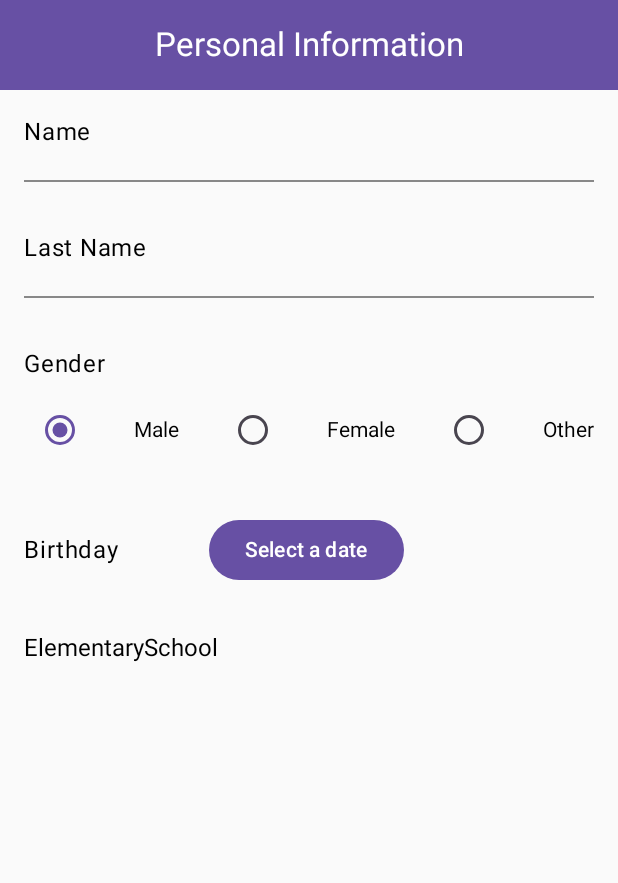
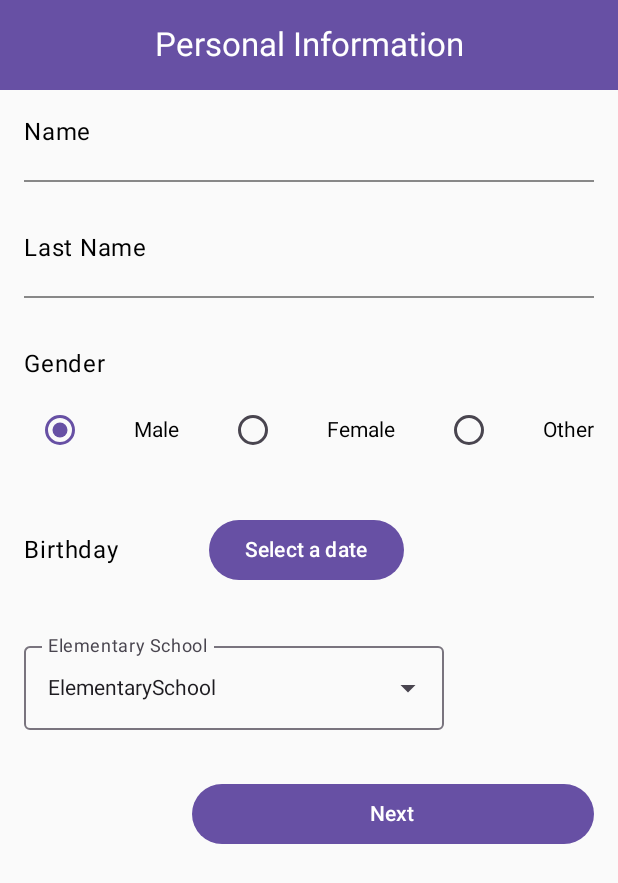
Before and after one commit to GrajalesU/LabsCM20232-Gr09, an Android app built with Jetpack Compose: the screen it shows after launch (MainActivity), on a phone screen of 412 x 824 dp. Shown: the top 883 px of the screen. Run offline under Robolectric (Android 15) with nearby library versions, the phone set to English and light mode, and no system bars.

Commit message:
Add non functional first form

```diff
--- /dev/null
+++ b/Lab1-UI/src/main/java/co/edu/udea/compumovil/gr09_20232/lab1/BirthdaySelector.kt
@@ -0,0 +1,28 @@
+package co.edu.udea.compumovil.gr09_20232.lab1
+
+import androidx.compose.foundation.layout.Row
+import androidx.compose.foundation.layout.Spacer
+import androidx.compose.foundation.layout.fillMaxWidth
+import androidx.compose.foundation.layout.padding
+import androidx.compose.foundation.layout.width
+import androidx.compose.material3.MaterialTheme
+import androidx.compose.material3.Text
+import androidx.compose.runtime.Composable
+import androidx.compose.ui.Alignment
+import androidx.compose.ui.Modifier
+import androidx.compose.ui.unit.dp
+import co.edu.udea.compumovil.gr09_20232.lab1.CustomDatePicker
+
+@Composable
+fun BirthdaySelector() {
+    Row(
+        modifier = Modifier
+            .fillMaxWidth()
+            .padding(16.dp),
+        verticalAlignment = Alignment.CenterVertically,
+    ) {
+        Text(text = "Birthday", style = MaterialTheme.typography.bodyLarge)
+        Spacer(modifier = Modifier.width(60.dp))
+        CustomDatePicker("Select a date")
+    }
+}
--- a/Lab1-UI/src/main/java/co/edu/udea/compumovil/gr09_20232/lab1/DatePicker.kt
+++ b/Lab1-UI/src/main/java/co/edu/udea/compumovil/gr09_20232/lab1/DatePicker.kt
@@ -1,5 +1,6 @@
 package co.edu.udea.compumovil.gr09_20232.lab1
 
+import android.annotation.SuppressLint
 import android.app.DatePickerDialog
 import android.widget.DatePicker
 import androidx.compose.material3.Button
@@ -15,6 +16,7 @@ import androidx.compose.ui.graphics.Color
 
 
 
+@SuppressLint("SuspiciousIndentation")
 @Composable
 fun CustomDatePicker(text: String){
     val mContext = LocalContext.current
--- /dev/null
+++ b/Lab1-UI/src/main/java/co/edu/udea/compumovil/gr09_20232/lab1/EducationLevelDropDown.kt
@@ -0,0 +1,76 @@
+package co.edu.udea.compumovil.gr09_20232.lab1
+
+import androidx.compose.foundation.layout.Column
+import androidx.compose.foundation.layout.fillMaxSize
+import androidx.compose.foundation.layout.fillMaxWidth
+import androidx.compose.foundation.layout.padding
+import androidx.compose.material.icons.Icons
+import androidx.compose.material.icons.filled.ArrowDropDown
+import androidx.compose.material3.DropdownMenu
+import androidx.compose.material3.DropdownMenuItem
+import androidx.compose.material3.ExperimentalMaterial3Api
+import androidx.compose.material3.Icon
+import androidx.compose.material3.IconButton
+import androidx.compose.material3.MaterialTheme
+import androidx.compose.material3.MenuDefaults
+import androidx.compose.material3.OutlinedTextField
+import androidx.compose.material3.Text
+import androidx.compose.runtime.Composable
+import androidx.compose.runtime.getValue
+import androidx.compose.runtime.mutableStateOf
+import androidx.compose.runtime.remember
+import androidx.compose.runtime.setValue
+import androidx.compose.ui.Modifier
+import androidx.compose.ui.unit.dp
+
+enum class EducationLevel {
+    ElementarySchool,
+    MiddleSchool,
+    HighSchool,
+    College,
+    University
+}
+
+@OptIn(ExperimentalMaterial3Api::class)
+@Composable
+fun EducationLevelDropDown() {
+    var expanded by remember { mutableStateOf(false) }
+    var selectedItem by remember { mutableStateOf(EducationLevel.ElementarySchool.name) }
+    val items = EducationLevel.values().toList()
+
+    Column(
+        modifier = Modifier.fillMaxSize().padding(16.dp)
+    ) {
+        OutlinedTextField(
+            value = selectedItem,
+            onValueChange = { selectedItem = it },
+            readOnly = true,
+            label = { Text("Elementary School") },
+            trailingIcon = {
+                IconButton(onClick = { expanded = true }) {
+                    Icon(imageVector = Icons.Default.ArrowDropDown, contentDescription = null)
+                }
+            }
+        )
+
+        DropdownMenu(
+            expanded = expanded,
+            onDismissRequest = { expanded = false },
+            modifier = Modifier.fillMaxWidth()
+        ) {
+            items.forEach { item ->
+                DropdownMenuItem(
+                    onClick = {
+                        selectedItem = item.name
+                        expanded = false
+                    },
+                    text = { Text(item.name) },
+                    colors = MenuDefaults.itemColors(
+                        textColor = MaterialTheme.colorScheme.primary,
+                    )
+
+                )
+            }
+        }
+    }
+}
--- /dev/null
+++ b/Lab1-UI/src/main/java/co/edu/udea/compumovil/gr09_20232/lab1/FormElement.kt
@@ -0,0 +1,86 @@
+package co.edu.udea.compumovil.gr09_20232.lab1
+
+import androidx.compose.foundation.background
+import androidx.compose.foundation.layout.Column
+import androidx.compose.foundation.layout.Spacer
+import androidx.compose.foundation.layout.fillMaxWidth
+import androidx.compose.foundation.layout.height
+import androidx.compose.foundation.layout.padding
+import androidx.compose.foundation.text.BasicTextField
+import androidx.compose.foundation.text.KeyboardOptions
+import androidx.compose.material3.LocalContentColor
+import androidx.compose.material3.LocalTextStyle
+import androidx.compose.material3.MaterialTheme
+import androidx.compose.material3.Text
+import androidx.compose.runtime.Composable
+import androidx.compose.runtime.getValue
+import androidx.compose.runtime.mutableStateOf
+import androidx.compose.runtime.remember
+import androidx.compose.runtime.setValue
+import androidx.compose.ui.Modifier
+import androidx.compose.ui.graphics.Color
+import androidx.compose.ui.text.TextStyle
+import androidx.compose.ui.text.input.KeyboardType
+import androidx.compose.ui.unit.dp
+
+enum class InputType {
+    Text,
+    Number,
+    Email,
+    Password
+}
+@Composable
+fun FormElement(label: String, inputType: InputType = InputType.Text) {
+    var text by remember { mutableStateOf("") }
+
+    Column(
+        modifier = Modifier
+            .fillMaxWidth()
+            .padding(16.dp)
+    ) {
+        Text(text = label, style = MaterialTheme.typography.bodyLarge)
+        BasicTextField(
+            value = text,
+            onValueChange = { newText -> text = newText },
+            modifier = Modifier
+                .fillMaxWidth()
+                .padding(top = 4.dp)
+            ,
+            keyboardOptions = KeyboardOptions.Default.copy(
+                keyboardType = when (inputType) {
+                    InputType.Text -> KeyboardType.Text
+                    InputType.Number -> KeyboardType.Number
+                    InputType.Email -> KeyboardType.Email
+                    InputType.Password -> KeyboardType.Password
+                }
+            ),
+            textStyle = LocalTextStyle.current.copy(
+                color = LocalContentColor.current
+            ),
+            decorationBox = { innerTextField ->
+                BasicTextField(
+                    value = text,
+                    onValueChange = { newText ->
+                        if (inputType == InputType.Password) {
+                            // Mask the password input
+                            text = "*".repeat(newText.length)
+                        } else {
+                            text = newText
+                        }
+                    },
+                    textStyle = TextStyle(color = MaterialTheme.colorScheme.primary),
+                    modifier = Modifier
+                        .fillMaxWidth()
+                ) {
+                    innerTextField()
+                }
+            }
+        )
+        Spacer(
+            modifier = Modifier
+                .fillMaxWidth()
+                .height(1.dp)
+                .background(Color.Gray)
+        )
+    }
+}
--- /dev/null
+++ b/Lab1-UI/src/main/java/co/edu/udea/compumovil/gr09_20232/lab1/GenderSelector.kt
@@ -0,0 +1,74 @@
+package co.edu.udea.compumovil.gr09_20232.lab1
+
+import androidx.compose.foundation.layout.Arrangement
+import androidx.compose.foundation.layout.Column
+import androidx.compose.foundation.layout.Row
+import androidx.compose.foundation.layout.Spacer
+import androidx.compose.foundation.layout.fillMaxWidth
+import androidx.compose.foundation.layout.height
+import androidx.compose.foundation.layout.padding
+import androidx.compose.material3.MaterialTheme
+import androidx.compose.material3.RadioButton
+import androidx.compose.material3.RadioButtonDefaults
+import androidx.compose.material3.Text
+import androidx.compose.runtime.Composable
+import androidx.compose.runtime.getValue
+import androidx.compose.runtime.mutableStateOf
+import androidx.compose.runtime.remember
+import androidx.compose.runtime.setValue
+import androidx.compose.ui.Alignment
+import androidx.compose.ui.Modifier
+import androidx.compose.ui.unit.dp
+
+enum class Gender {
+    Male,
+    Female,
+    Other
+}
+
+@Composable
+fun GenderSelector() {
+    var selectedGender by remember { mutableStateOf(Gender.Male) }
+    Column(
+        modifier = Modifier
+            .fillMaxWidth()
+            .padding(16.dp)
+    ) {
+        Text(text = "Gender", style = MaterialTheme.typography.bodyLarge)
+
+        Spacer(modifier = Modifier.height(8.dp))
+
+        Row(
+            modifier = Modifier.fillMaxWidth(),
+            horizontalArrangement = Arrangement.SpaceBetween,
+            verticalAlignment = Alignment.CenterVertically,
+        ) {
+            RadioButton(
+                selected = selectedGender == Gender.Male,
+                onClick = { selectedGender = Gender.Male },
+                colors = RadioButtonDefaults.colors(
+                    selectedColor = MaterialTheme.colorScheme.primary
+                )
+            )
+            Text(text = "Male")
+
+            RadioButton(
+                selected = selectedGender == Gender.Female,
+                onClick = { selectedGender = Gender.Female },
+                colors = RadioButtonDefaults.colors(
+                    selectedColor = MaterialTheme.colorScheme.primary
+                )
+            )
+            Text(text = "Female")
+
+            RadioButton(
+                selected = selectedGender == Gender.Other,
+                onClick = { selectedGender = Gender.Other },
+                colors = RadioButtonDefaults.colors(
+                    selectedColor = MaterialTheme.colorScheme.primary
+                )
+            )
+            Text(text = "Other")
+        }
+    }
+}
--- /dev/null
+++ b/Lab1-UI/src/main/java/co/edu/udea/compumovil/gr09_20232/lab1/HeaderWithTitle.kt
@@ -0,0 +1,32 @@
+package co.edu.udea.compumovil.gr09_20232.lab1
+
+
+import androidx.compose.foundation.background
+import androidx.compose.foundation.layout.Column
+import androidx.compose.foundation.layout.fillMaxWidth
+import androidx.compose.foundation.layout.padding
+import androidx.compose.material3.MaterialTheme
+import androidx.compose.material3.Text
+import androidx.compose.runtime.Composable
+import androidx.compose.ui.Alignment
+import androidx.compose.ui.Modifier
+import androidx.compose.ui.graphics.Color
+import androidx.compose.ui.unit.dp
+
+@Composable
+fun HeaderWithTitle(title: String) {
+    Column(
+        modifier = Modifier
+            .fillMaxWidth()
+            .background(MaterialTheme.colorScheme.primary)
+            .padding(16.dp)
+    ) {
+        Text(
+            text = title,
+            style = MaterialTheme.typography.titleLarge,
+            color = Color.White,
+            modifier = Modifier
+                .align(Alignment.CenterHorizontally)
+        )
+    }
+}
--- a/Lab1-UI/src/main/java/co/edu/udea/compumovil/gr09_20232/lab1/MainActivity.kt
+++ b/Lab1-UI/src/main/java/co/edu/udea/compumovil/gr09_20232/lab1/MainActivity.kt
@@ -4,13 +4,11 @@ import android.os.Bundle
 import androidx.activity.ComponentActivity
 import androidx.activity.compose.setContent
 import androidx.compose.foundation.background
-import androidx.compose.foundation.clickable
 import androidx.compose.foundation.layout.Column
 import androidx.compose.foundation.layout.Row
 import androidx.compose.foundation.layout.fillMaxWidth
 import androidx.compose.foundation.layout.padding
-import androidx.compose.material3.MaterialTheme
-import androidx.compose.material3.Text
+import androidx.compose.material3.*
 import androidx.compose.runtime.Composable
 import androidx.compose.runtime.mutableStateOf
 import androidx.compose.runtime.remember
@@ -21,11 +19,14 @@ import androidx.compose.ui.unit.dp
 import androidx.compose.foundation.layout.*
 import androidx.compose.foundation.text.BasicTextField
 import androidx.compose.foundation.text.KeyboardOptions
-import androidx.compose.material3.*
+import androidx.compose.material.icons.Icons
+import androidx.compose.material.icons.filled.ArrowDropDown
 import androidx.compose.runtime.*
 import androidx.compose.ui.text.TextStyle
 import androidx.compose.ui.text.input.KeyboardType
-import androidx.compose.ui.unit.sp
+import androidx.compose.foundation.layout.fillMaxSize
+import androidx.compose.foundation.rememberScrollState
+import androidx.compose.foundation.verticalScroll
 
 
 class MainActivity : ComponentActivity() {
@@ -38,220 +39,25 @@ class MainActivity : ComponentActivity() {
 
 @Composable
 fun MainContent(){
-    Column{
+    Column(modifier = Modifier.verticalScroll(rememberScrollState()).fillMaxHeight()){
         HeaderWithTitle(title = "Personal Information")
         FormElement(label = "Name", inputType = InputType.Text)
         FormElement(label = "Last Name", inputType = InputType.Text)
         GenderSelector()
         BirthdaySelector()
-        EducationLevelSpinner()
-    }
-
-}
-}
-
-@Composable
-fun HeaderWithTitle(title: String) {
-    Column(
-        modifier = Modifier
-            .fillMaxWidth()
-            .background(MaterialTheme.colorScheme.primary)
-            .padding(16.dp)
-    ) {
-        Text(
-            text = title,
-            style = MaterialTheme.typography.titleLarge,
-            color = Color.White,
+        EducationLevelDropDown()
+        Button(
+            onClick = {
+            },
             modifier = Modifier
-                .align(Alignment.CenterHorizontally)
-        )
-    }
-}
-
-enum class InputType {
-    Text,
-    Number,
-    Email,
-    Password
-}
-
-@Composable
-fun FormElement(label: String, inputType: InputType = InputType.Text) {
-    var text by remember { mutableStateOf("") }
-
-    Column(
-        modifier = Modifier
-            .fillMaxWidth()
-            .padding(16.dp)
-    ) {
-        Text(text = label, style = MaterialTheme.typography.bodyLarge)
-
-        BasicTextField(
-            value = text,
-            onValueChange = { newText -> text = newText },
-            modifier = Modifier
-                .fillMaxWidth()
-                .padding(top = 4.dp)
-            ,
-            keyboardOptions = KeyboardOptions.Default.copy(
-                keyboardType = when (inputType) {
-                    InputType.Text -> KeyboardType.Text
-                    InputType.Number -> KeyboardType.Number
-                    InputType.Email -> KeyboardType.Email
-                    InputType.Password -> KeyboardType.Password
-                }
-            ),
-            textStyle = LocalTextStyle.current.copy(
-                color = LocalContentColor.current
-            ),
-            decorationBox = { innerTextField ->
-                BasicTextField(
-                    value = text,
-                    onValueChange = { newText ->
-                        if (inputType == InputType.Password) {
-                            // Mask the password input
-                            text = "*".repeat(newText.length)
-                        } else {
-                            text = newText
-                        }
-                    },
-                    textStyle = TextStyle(color = MaterialTheme.colorScheme.primary),
-                    modifier = Modifier
-                        .fillMaxWidth()
-                ) {
-                    innerTextField()
-                }
-            }
-        )
-        Spacer(
-            modifier = Modifier
-                .fillMaxWidth()
-                .height(1.dp)
-                .background(Color.Gray)
-        )
-    }
-}
-
-
-enum class Gender {
-    Male,
-    Female,
-    Other
-}
-
-@Composable
-fun GenderSelector() {
-
-    var selectedGender by remember { mutableStateOf(Gender.Male) }
-
-    Column(
-        modifier = Modifier
-            .fillMaxWidth()
-            .padding(16.dp)
-    ) {
-        Text(text = "Gender", style = MaterialTheme.typography.bodyLarge)
-
-        Spacer(modifier = Modifier.height(8.dp))
-
-        Row(
-            modifier = Modifier.fillMaxWidth(),
-            horizontalArrangement = Arrangement.SpaceBetween,
-            verticalAlignment = Alignment.CenterVertically,
+                .width(300.dp)
+                .padding(16.dp)
+                .align(Alignment.End)
         ) {
-            RadioButton(
-                selected = selectedGender == Gender.Male,
-                onClick = { selectedGender = Gender.Male },
-                colors = RadioButtonDefaults.colors(
-                    selectedColor = MaterialTheme.colorScheme.primary
-                )
-            )
-            Text(text = "Male")
-
-            RadioButton(
-                selected = selectedGender == Gender.Female,
-                onClick = { selectedGender = Gender.Female },
-                colors = RadioButtonDefaults.colors(
-                    selectedColor = MaterialTheme.colorScheme.primary
-                )
-            )
-            Text(text = "Female")
-
-            RadioButton(
-                selected = selectedGender == Gender.Other,
-                onClick = { selectedGender = Gender.Other },
-                colors = RadioButtonDefaults.colors(
-                    selectedColor = MaterialTheme.colorScheme.primary
-                )
-            )
-            Text(text = "Other")
+            Text(text = "Next")
+        }
         }
     }
 }
 
-@Composable
-fun BirthdaySelector() {
-    Row(
-        modifier = Modifier
-            .fillMaxWidth()
-            .padding(16.dp),
-        verticalAlignment = Alignment.CenterVertically,
-    ) {
-        Text(text = "Birthday", style = MaterialTheme.typography.bodyLarge)
-        Spacer(modifier = Modifier.width(60.dp))
-        CustomDatePicker("Select a date")
-    }
-}
-
-enum class EducationLevel {
-    ElementarySchool,
-    MiddleSchool,
-    HighSchool,
-    College,
-    University
-}
-
-@Composable
-fun EducationLevelSpinner() {
-    var selectedLevel by remember { mutableStateOf(EducationLevel.ElementarySchool) }
-    var expanded by remember { mutableStateOf(false) }
-
-    val levels = EducationLevel.values()
-
-    Box(
-        modifier = Modifier
-            .fillMaxWidth()
-            .clickable { expanded = true }
-    ) {
-        BasicTextField(
-            value = selectedLevel.name,
-            onValueChange = {},
-            textStyle = LocalTextStyle.current.copy(
-                color = LocalContentColor.current,
-                fontSize = 16.sp
-            ),
-            readOnly = true,
-            modifier = Modifier
-                .fillMaxWidth()
-                .padding(16.dp)
-        )
-
-        DropdownMenu(
-            expanded = expanded,
-            onDismissRequest = { expanded = false },
-            modifier = Modifier.fillMaxWidth()
-        ) {
-            levels.forEach { level ->
-                DropdownMenuItem(
-                    onClick = {
-                        selectedLevel = level
-                        expanded = false
-                    },
-                    text = { level.name }
-                )
-            }
-        }
-    }
-}
-
-// TODO: Pasar las funciones a archivos
-// TODO: Terminar formulario
+// TODO: add context
```
